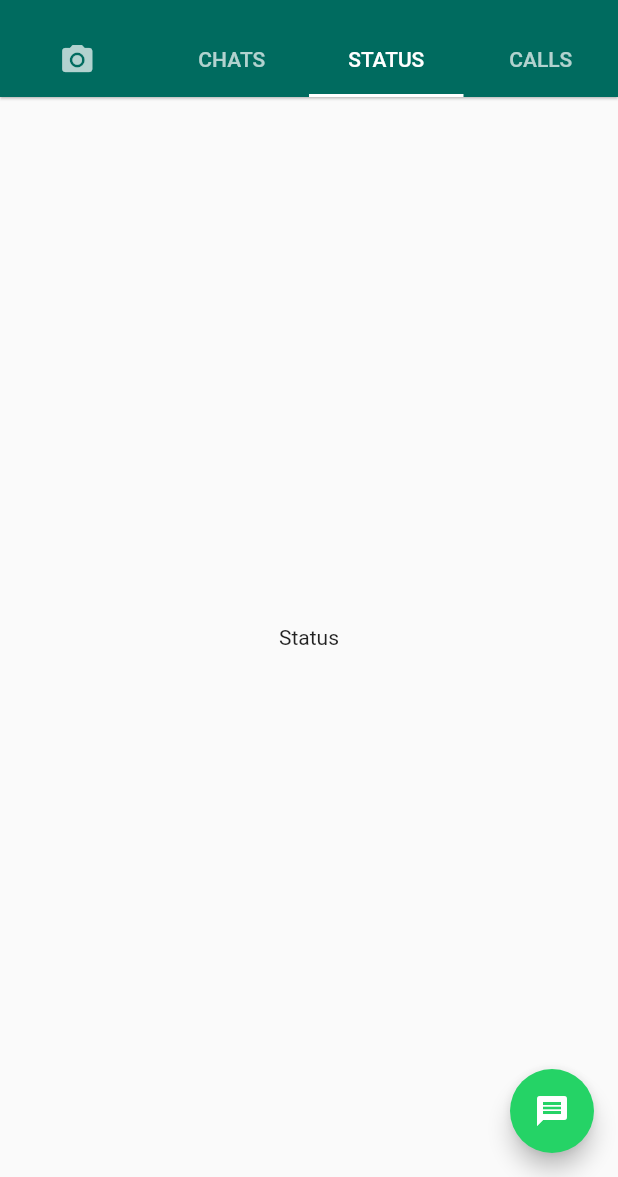
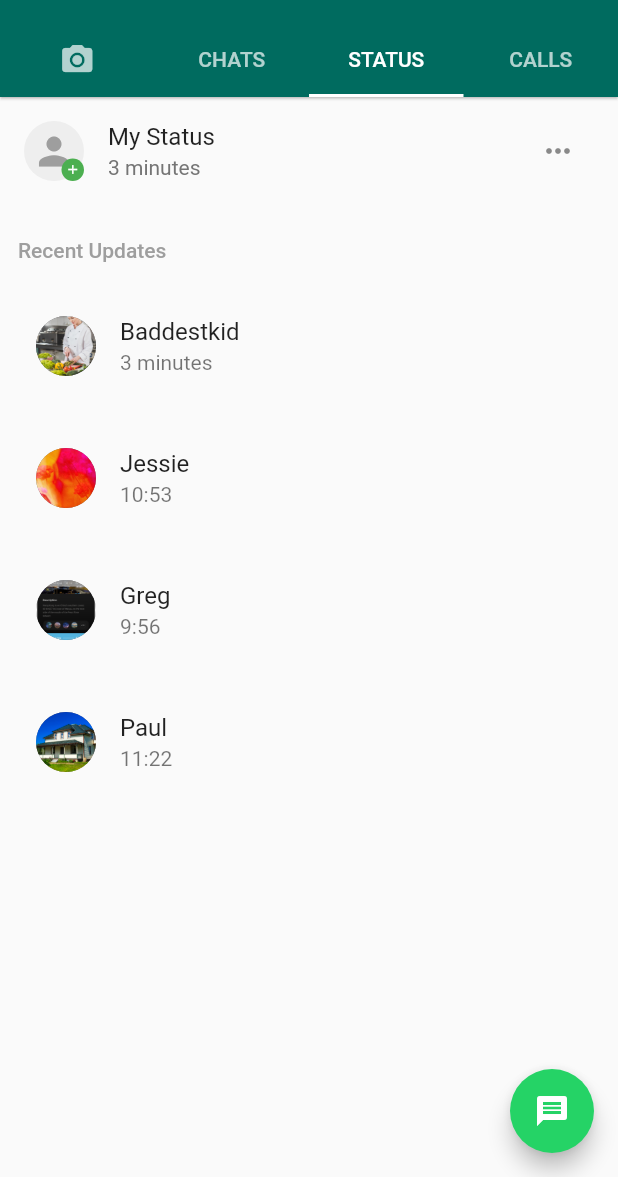
Before and after one commit to Tosin2289/whatsapp-clone, a Flutter app: the screen it shows once a user with an empty profile is signed in, tab 3 chosen, on a phone screen of 412 x 824 dp, the part 59-1236 px from its top. Run offline on Flutter 3.47's test engine with Material 2 defaults, Android fonts, the light colour scheme and no system bars; our stand-ins replace cloud_firestore, firebase_auth, firebase_core, flutter_riverpod, permission_handler; missing offline and left inert: agora_rtc_engine; accounts and stored records are empty.

Commit message:
sixth commit

```diff
--- /dev/null
+++ b/lib/models/statusmodel.dart
@@ -0,0 +1,14 @@
+class StatusModel {
+  final String name;
+  final String image;
+  final String time;
+
+  StatusModel(this.name, this.image, this.time);
+}
+
+List<StatusModel> status = [
+  StatusModel("Baddestkid", "assets/img3.jpg", "3 minutes"),
+  StatusModel("Jessie", "assets/img1.jpg", "10:53"),
+  StatusModel("Greg", "assets/img2.jpg", "9:56"),
+  StatusModel("Paul", "assets/img4.jpg", "11:22"),
+];
--- a/lib/screens/calls/video_call.dart
+++ b/lib/screens/calls/video_call.dart
@@ -24,26 +24,29 @@
 }
 
 class _VideoCallState extends ConsumerState<VideoCall> {
+  int? _remoteUid;
   bool _localUserJoined = false;
-  int? remoteUid;
   late RtcEngine _engine;
+
   final myUid = FirebaseAuth.instance.currentUser!.uid;
   @override
   void initState() {
     // TODO: implement initState
     super.initState();
-    initForAgora();
+    initAgora();
   }
 
-  Future<void> initForAgora() async {
-    // retrive permission
+  Future<void> initAgora() async {
+    // retrieve permissions
     await [Permission.microphone, Permission.camera].request();
+
     //create the engine
     _engine = createAgoraRtcEngine();
     await _engine.initialize(const RtcEngineContext(
       appId: appID,
       channelProfile: ChannelProfileType.channelProfileLiveBroadcasting,
     ));
+
     _engine.registerEventHandler(
       RtcEngineEventHandler(
         onJoinChannelSuccess: (RtcConnection connection, int elapsed) {
@@ -55,14 +58,14 @@
         onUserJoined: (RtcConnection connection, int remoteUid, int elapsed) {
           debugPrint("remote user $remoteUid joined");
           setState(() {
-            remoteUid = remoteUid;
+            _remoteUid = remoteUid;
           });
         },
         onUserOffline: (RtcConnection connection, int remoteUid,
             UserOfflineReasonType reason) {
           debugPrint("remote user $remoteUid left channel");
           setState(() {
-            remoteUid = 0;
+            _remoteUid = null;
           });
         },
         onTokenPrivilegeWillExpire: (RtcConnection connection, String token) {
@@ -71,6 +74,7 @@
         },
       ),
     );
+
     await _engine.setClientRole(role: ClientRoleType.clientRoleBroadcaster);
     await _engine.enableVideo();
     await _engine.startPreview();
@@ -104,7 +108,7 @@
                     ? AgoraVideoView(
                         controller: VideoViewController(
                           rtcEngine: _engine,
-                          canvas: VideoCanvas(uid: remoteUid),
+                          canvas: VideoCanvas(uid: 0),
                         ),
                       )
                     : const CircularProgressIndicator(),
@@ -117,7 +121,7 @@
   }
 
   Widget remoteVideo() {
-    if (remoteUid != null) {
+    if (_remoteUid != null) {
       return AgoraVideoView(
         controller: VideoViewController.remote(
           rtcEngine: _engine,
--- a/lib/screens/status/status_page.dart
+++ b/lib/screens/status/status_page.dart
@@ -1,14 +1,89 @@
 import 'package:flutter/material.dart';
+
+import '../../models/statusmodel.dart';
 
 class StatusPage extends StatelessWidget {
   const StatusPage({Key? key}) : super(key: key);
 
   @override
   Widget build(BuildContext context) {
-    return const Scaffold(
-      body: Center(
-        child: Text("Status"),
-      ),
-    );
+    return Scaffold(
+        body: Column(
+      children: [
+        ListTile(
+          leading: Stack(
+            children: [
+              CircleAvatar(
+                backgroundColor: Colors.grey[200],
+                child: const Icon(Icons.person, color: Colors.grey, size: 30),
+              ),
+              Positioned(
+                bottom: 0,
+                right: 0,
+                child: Container(
+                  height: 15,
+                  width: 15,
+                  decoration: const BoxDecoration(
+                      shape: BoxShape.circle, color: Colors.green),
+                  child: const Center(
+                    child: Icon(
+                      Icons.add,
+                      size: 10,
+                      color: Colors.white,
+                    ),
+                  ),
+                ),
+              )
+            ],
+          ),
+          title: const Text(
+            "My Status",
+          ),
+          subtitle: Text(
+            status[0].time,
+            style: TextStyle(color: Colors.grey.shade600),
+          ),
+          trailing: IconButton(
+              onPressed: () {},
+              icon: const Icon(
+                Icons.more_horiz,
+              )),
+        ),
+        const SizedBox(
+          height: 10,
+        ),
+        const Padding(
+          padding: EdgeInsets.all(12.0),
+          child: Align(
+            alignment: Alignment.centerLeft,
+            child: Text(
+              "Recent Updates",
+              style: TextStyle(color: Colors.grey, fontWeight: FontWeight.w500),
+            ),
+          ),
+        ),
+        Expanded(
+            child: ListView.builder(
+          itemCount: status.length,
+          itemBuilder: (context, index) {
+            return Padding(
+              padding: const EdgeInsets.all(8.0),
+              child: ListTile(
+                leading: CircleAvatar(
+                  backgroundColor: Colors.grey[600],
+                  backgroundImage: AssetImage(status[index].image),
+                ),
+                title: Text(
+                  status[index].name,
+                ),
+                subtitle: Text(
+                  status[index].time,
+                ),
+              ),
+            );
+          },
+        ))
+      ],
+    ));
   }
 }
--- a/pubspec.yaml
+++ b/pubspec.yaml
@@ -66,8 +66,8 @@
   uses-material-design: true
 
   # To add assets to your application, add an assets section, like this:
-  # assets:
-  #   - images/a_dot_burr.jpeg
+  assets:
+    - assets/
   #   - images/a_dot_ham.jpeg
 
   # An image asset can refer to one or more resolution-specific "variants", see
```
Also changed, not shown: assets/img1.jpg (added), assets/img2.jpg (added), assets/img3.jpg (added), assets/img4.jpg (added).
